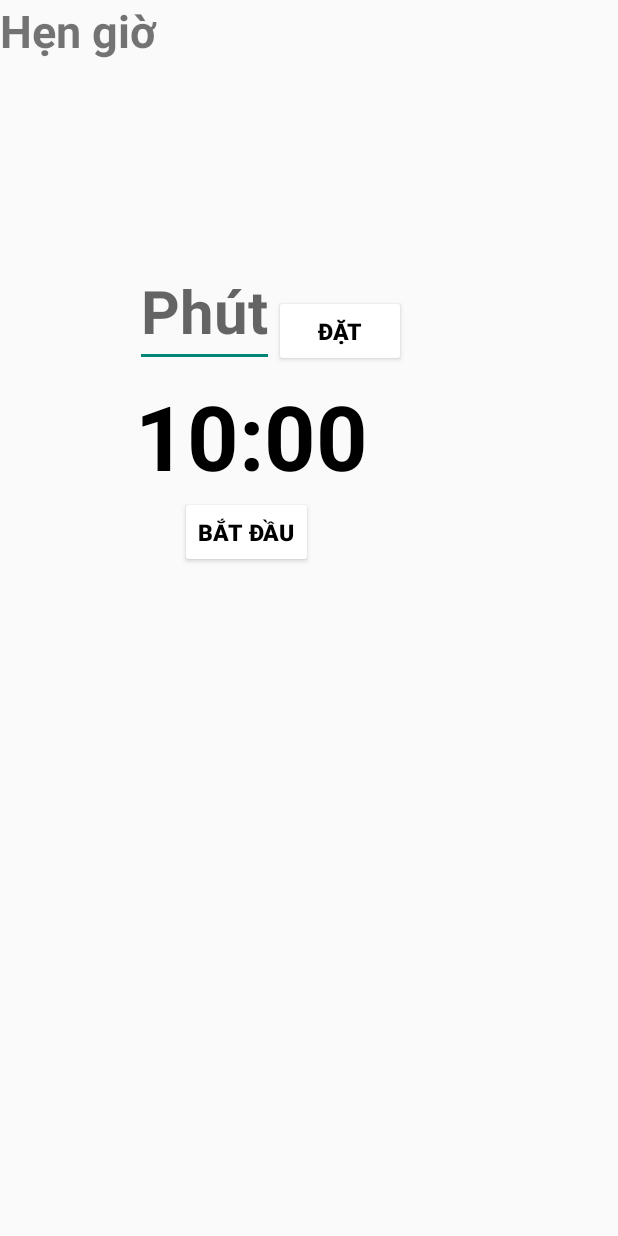
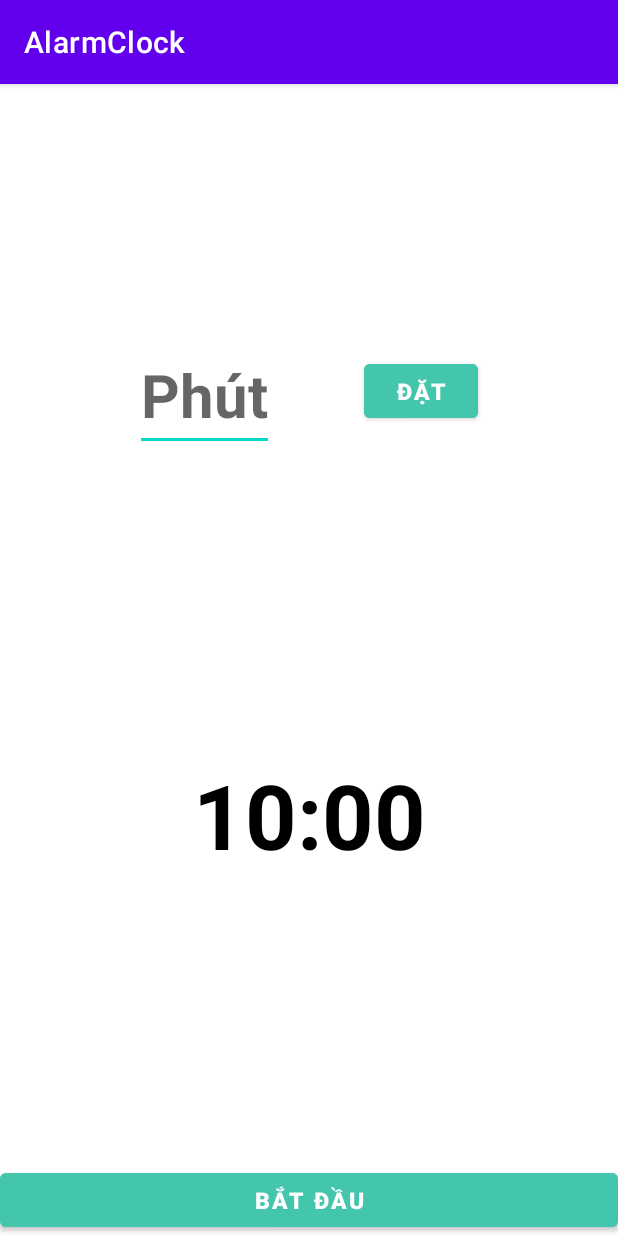
Before and after one commit to CaoVanTan/alarm-clock, an Android app: the fragment TimerFragment shown on its own in the app's theme, on a phone screen of 412 x 824 dp. Run offline under Robolectric (Android 15) with nearby library versions, the phone set to English and light mode, and no system bars.

Commit message:
Fix màu

```diff
--- a/app/src/main/java/com/example/alarmclock/AlarmFragment.java
+++ b/app/src/main/java/com/example/alarmclock/AlarmFragment.java
@@ -31,6 +31,9 @@ import android.widget.TextView;
 import android.widget.TimePicker;
 import android.widget.Toast;
 import android.content.res.AssetManager;
+
+import com.google.android.material.floatingactionbutton.FloatingActionButton;
+
 import java.io.BufferedReader;
 import java.io.InputStream;
 import java.io.InputStreamReader;
@@ -56,7 +59,7 @@ public class AlarmFragment extends Fragment {
     // TODO: Rename and change types of parameters
     private String mParam1;
     private String mParam2;
-    Button btn_them;
+    FloatingActionButton btn_them;
     Dialog myDialog;
     Button btn_Huy;
     Button btn_Ok;
--- a/app/src/main/res/drawable/bg_main.xml
+++ b/app/src/main/res/drawable/bg_main.xml
@@ -1,7 +1,7 @@
 <?xml version="1.0" encoding="utf-8"?>
 <shape xmlns:android="http://schemas.android.com/apk/res/android">
     <gradient
-        android:startColor="@color/bg_main1"
+        android:startColor="@color/white"
         android:endColor="@color/bg_main2"
         android:angle="-90"/>
 </shape>
--- a/app/src/main/res/layout/activity_main.xml
+++ b/app/src/main/res/layout/activity_main.xml
@@ -5,6 +5,7 @@
     android:layout_width="match_parent"
     android:layout_height="match_parent"
     android:orientation="vertical"
+    android:background="@drawable/bg_main"
     tools:context=".MainActivity">
 
     <com.google.android.material.tabs.TabLayout
--- a/app/src/main/res/layout/fragment_clock.xml
+++ b/app/src/main/res/layout/fragment_clock.xml
@@ -36,6 +36,7 @@
         android:clickable="true"
         android:focusable="true"
         android:src="@drawable/ic_add"
+        android:backgroundTint="@color/button"
         android:layout_marginEnd="25dp"
         android:layout_marginBottom="40dp"
         app:layout_constraintBottom_toBottomOf="parent"
--- a/app/src/main/res/layout/fragment_stoptime.xml
+++ b/app/src/main/res/layout/fragment_stoptime.xml
@@ -14,7 +14,6 @@
     android:layout_width="wrap_content"
     android:layout_height="wrap_content"
     android:layout_gravity="center_horizontal"
-
     android:textAppearance="@android:style/TextAppearance.Large"
     android:textSize="60dp" />
 
@@ -22,6 +21,7 @@
     android:id="@+id/start_button"
     android:layout_width="wrap_content"
     android:layout_height="wrap_content"
+        android:backgroundTint="@color/button"
     android:layout_gravity="center_horizontal"
     android:layout_marginTop="20dp"
 
@@ -33,7 +33,7 @@
     android:layout_height="wrap_content"
     android:layout_gravity="center_horizontal"
     android:layout_marginTop="8dp"
-
+        android:backgroundTint="@color/button"
     android:onClick="onClickStop"
     android:text="@string/stop" />
 
@@ -43,7 +43,7 @@
     android:layout_height="wrap_content"
     android:layout_gravity="center_horizontal"
     android:layout_marginTop="8dp"
-
+        android:backgroundTint="@color/button"
     android:onClick="onClickReset"
     android:text="@string/reset" />
 </LinearLayout>
--- a/app/src/main/res/layout/fragment_timer.xml
+++ b/app/src/main/res/layout/fragment_timer.xml
@@ -6,23 +6,26 @@
     tools:context=".AlarmFragment">
 
     <!-- TODO: Update blank fragment layout -->
-    <TextView
-        android:layout_width="match_parent"
-        android:layout_height="match_parent"
-        android:text="@string/timer_fragment"
-        android:textSize="30sp"/>
+<!--    <TextView-->
+<!--        android:layout_width="match_parent"-->
+<!--        android:layout_height="match_parent"-->
+<!--        android:text="@string/timer_fragment"-->
+<!--        android:textSize="30sp"/>-->
 
     <RelativeLayout
-        android:layout_width="423dp"
-        android:layout_height="657dp">
+        android:layout_width="match_parent"
+        android:layout_height="match_parent">
 
         <TextView
             android:id="@+id/tvTime"
             android:layout_width="wrap_content"
             android:layout_height="wrap_content"
-            android:layout_marginLeft="90dp"
-            android:layout_marginTop="250dp"
+            android:layout_above="@+id/btnReset"
+            android:layout_alignParentStart="true"
+            android:layout_alignParentEnd="true"
+            android:layout_marginBottom="109dp"
             android:text="00:00"
+            android:textAlignment="center"
             android:textColor="@color/black"
             android:textSize="60sp" />
 
@@ -30,6 +33,8 @@
             android:id="@+id/edtTime"
             android:layout_width="wrap_content"
             android:layout_height="wrap_content"
+            android:layout_alignParentStart="true"
+            android:layout_marginStart="90dp"
             android:layout_marginLeft="90dp"
             android:layout_marginTop="170dp"
             android:hint="Phút"
@@ -42,34 +47,41 @@
             android:layout_width="wrap_content"
             android:layout_height="wrap_content"
             android:layout_alignBottom="@+id/edtTime"
+            android:layout_alignParentEnd="true"
+            android:layout_marginStart="60dp"
+            android:layout_marginEnd="93dp"
+            android:layout_marginBottom="16dp"
             android:layout_toEndOf="@+id/edtTime"
-            android:backgroundTint="@color/white"
+            android:backgroundTint="@color/button"
             android:text="ĐẶT"
-            android:textColor="@color/black" />
+            android:textColor="@color/white" />
 
         <Button
             android:id="@+id/btnStartPause"
             android:layout_width="wrap_content"
             android:layout_height="wrap_content"
-            android:layout_below="@+id/tvTime"
-            android:layout_marginLeft="120dp"
-            android:backgroundTint="@color/white"
+            android:layout_alignParentStart="true"
+            android:layout_alignParentEnd="true"
+            android:layout_alignParentBottom="true"
+            android:backgroundTint="@color/button"
             android:text="BẮT ĐẦU"
-            android:textColor="@color/black"
+            android:textColor="@color/white"
             android:visibility="invisible"
-
             tools:visibility="visible" />
 
         <Button
             android:id="@+id/btnReset"
             android:layout_width="wrap_content"
             android:layout_height="wrap_content"
-            android:layout_below="@+id/tvTime"
-            android:layout_marginStart="11dp"
-            android:layout_toEndOf="@+id/btnStartPause"
-            android:backgroundTint="@color/white"
+            android:layout_above="@+id/btnStartPause"
+            android:layout_alignParentStart="true"
+            android:layout_alignParentEnd="true"
+            android:layout_marginStart="150dp"
+            android:layout_marginEnd="177dp"
+            android:layout_marginBottom="24dp"
+            android:backgroundTint="@color/button"
             android:text="ĐẶT LẠI"
-            android:textColor="@color/black"
+            android:textColor="@color/white"
             android:visibility="invisible"
             tools:visibility="visible" />
 
@@ -77,6 +89,4 @@
     </RelativeLayout>
 
 
-
-
 </FrameLayout>
--- a/app/src/main/res/values/colors.xml
+++ b/app/src/main/res/values/colors.xml
@@ -8,11 +8,10 @@
 
     <color name="black">#FF000000</color>
     <color name="white">#FFFFFFFF</color>
-
+    <color name="button_main">#69BDFF</color>
     <color name="bg_main1">#EBEDF9</color>
     <color name="bg_main2">#DCE1FC</color>
-
+    <color name="button">#43C6AC</color>
     <color name="bg_nonfocus">#F0F6FB</color>
-
     <color name="bg_focus">#412DA8</color>
 </resources>
--- a/app/src/main/res/values/themes.xml
+++ b/app/src/main/res/values/themes.xml
@@ -1,6 +1,6 @@
 <resources xmlns:tools="http://schemas.android.com/tools">
     <!-- Base application theme. -->
-    <style name="Theme.AlarmClock" parent="Theme.MaterialComponents.Light.NoActionBar.Bridge">
+    <style name="Theme.AlarmClock" parent="Theme.MaterialComponents.DayNight.DarkActionBar">
         <!-- Primary brand color. -->
         <item name="colorPrimary">@color/purple_500</item>
         <item name="colorPrimaryVariant">@color/purple_700</item>
```
Also changed, not shown: app/src/main/res/layout/fragment_alarm.xml (+19 -20 lines).
